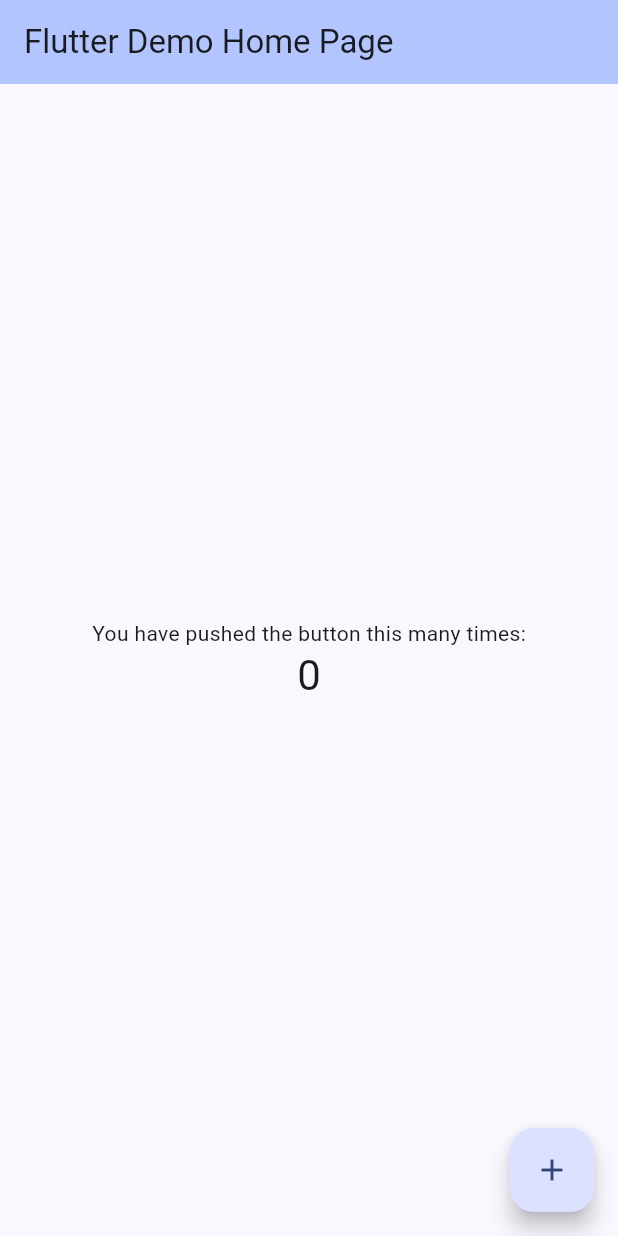
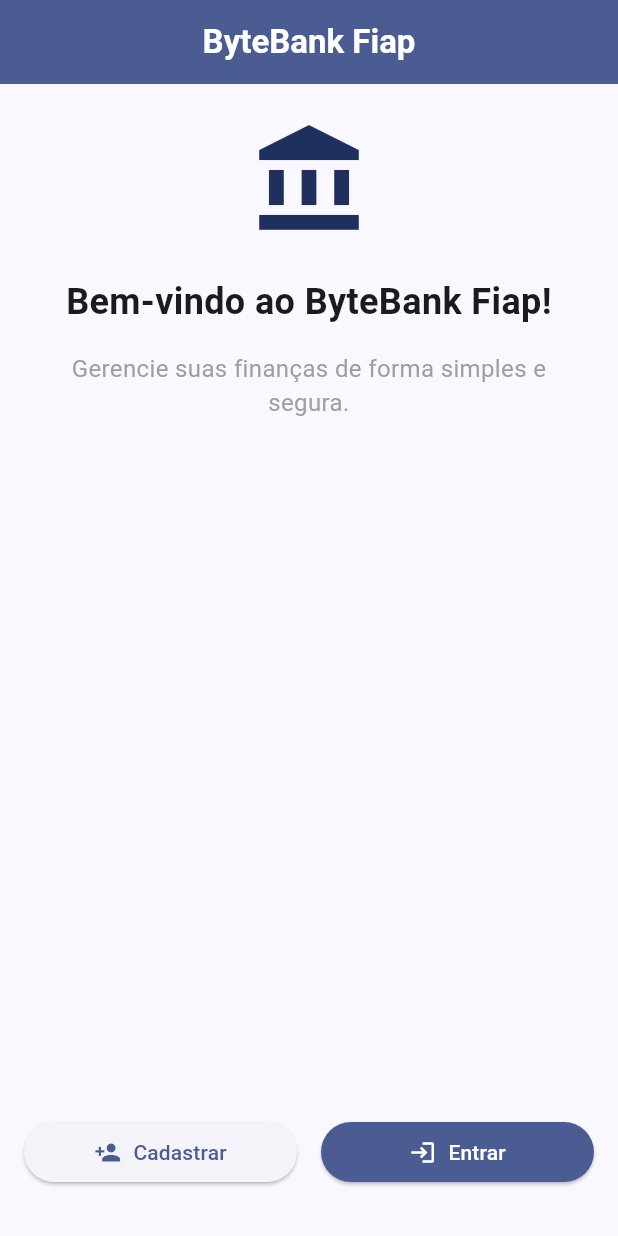
Before and after one commit to danguimaraes86/fiap-grupo-15-frontend, a Flutter app: the screen it shows after launch, on a phone screen of 412 x 824 dp. Run offline on Flutter 3.47's test engine with Material 3 defaults, Android fonts, the phone set to English and light mode, and no system bars.

Commit message:
add: HomeView, CadastroView e LoginView inicial

```diff
--- a/lib/main.dart
+++ b/lib/main.dart
@@ -1,3 +1,6 @@
+import 'package:bytebank/pages/home/cadastro_view.dart';
+import 'package:bytebank/pages/home/home_view.dart';
+import 'package:bytebank/pages/home/login_view.dart';
 import 'package:flutter/material.dart';
 
 void main() {
@@ -7,118 +10,21 @@
 class MyApp extends StatelessWidget {
   const MyApp({super.key});
 
-  // This widget is the root of your application.
   @override
   Widget build(BuildContext context) {
     return MaterialApp(
-      title: 'Flutter Demo',
+      title: 'ByteBank Fiap',
       theme: ThemeData(
-        // This is the theme of your application.
-        //
-        // TRY THIS: Try running your application with "flutter run". You'll see
-        // the application has a purple toolbar. Then, without quitting the app,
-        // try changing the seedColor in the colorScheme below to Colors.green
-        // and then invoke "hot reload" (save your changes or press the "hot
-        // reload" button in a Flutter-supported IDE, or press "r" if you used
-        // the command line to start the app).
-        //
-        // Notice that the counter didn't reset back to zero; the application
-        // state is not lost during the reload. To reset the state, use hot
-        // restart instead.
-        //
-        // This works for code too, not just values: Most code changes can be
-        // tested with just a hot reload.
         colorScheme: ColorScheme.fromSeed(
           seedColor: Color.fromARGB(255, 31, 48, 94),
         ),
+        useMaterial3: true,
       ),
-      home: const MyHomePage(title: 'Flutter Demo Home Page'),
+      home: const MyHomePage(),
+      routes: {
+        '/login': (context) => const LoginScreen(),
+        '/cadastro': (context) => const CadastroScreen(),
+      },
     );
   }
 }
-
-class MyHomePage extends StatefulWidget {
-  const MyHomePage({super.key, required this.title});
-
-  // This widget is the home page of your application. It is stateful, meaning
-  // that it has a State object (defined below) that contains fields that affect
-  // how it looks.
-
-  // This class is the configuration for the state. It holds the values (in this
-  // case the title) provided by the parent (in this case the App widget) and
-  // used by the build method of the State. Fields in a Widget subclass are
-  // always marked "final".
-
-  final String title;
-
-  @override
-  State<MyHomePage> createState() => _MyHomePageState();
-}
-
-class _MyHomePageState extends State<MyHomePage> {
-  int _counter = 0;
-
-  void _incrementCounter() {
-    setState(() {
-      // This call to setState tells the Flutter framework that something has
-      // changed in this State, which causes it to rerun the build method below
-      // so that the display can reflect the updated values. If we changed
-      // _counter without calling setState(), then the build method would not be
-      // called again, and so nothing would appear to happen.
-      _counter++;
-    });
-  }
-
-  @override
-  Widget build(BuildContext context) {
-    // This method is rerun every time setState is called, for instance as done
-    // by the _incrementCounter method above.
-    //
-    // The Flutter framework has been optimized to make rerunning build methods
-    // fast, so that you can just rebuild anything that needs updating rather
-    // than having to individually change instances of widgets.
-    return Scaffold(
-      appBar: AppBar(
-        // TRY THIS: Try changing the color here to a specific color (to
-        // Colors.amber, perhaps?) and trigger a hot reload to see the AppBar
-        // change color while the other colors stay the same.
-        backgroundColor: Theme.of(context).colorScheme.inversePrimary,
-        // Here we take the value from the MyHomePage object that was created by
-        // the App.build method, and use it to set our appbar title.
-        title: Text(widget.title),
-      ),
-      body: Center(
-        // Center is a layout widget. It takes a single child and positions it
-        // in the middle of the parent.
-        child: Column(
-          // Column is also a layout widget. It takes a list of children and
-          // arranges them vertically. By default, it sizes itself to fit its
-          // children horizontally, and tries to be as tall as its parent.
-          //
-          // Column has various properties to control how it sizes itself and
-          // how it positions its children. Here we use mainAxisAlignment to
-          // center the children vertically; the main axis here is the vertical
-          // axis because Columns are vertical (the cross axis would be
-          // horizontal).
-          //
-          // TRY THIS: Invoke "debug painting" (choose the "Toggle Debug Paint"
-          // action in the IDE, or press "p" in the console), to see the
-          // wireframe for each widget.
-          mainAxisAlignment: MainAxisAlignment.center,
-          children: <Widget>[
-            const Text('You have pushed the button this many times:'),
-            Text(
-              '$_counter',
-              style: Theme.of(context).textTheme.headlineMedium,
-            ),
-          ],
-        ),
-      ),
-      floatingActionButton: FloatingActionButton(
-        onPressed: _incrementCounter,
-        tooltip: 'Increment',
-        child: const Icon(Icons.add),
-      ), // This trailing comma makes auto-formatting nicer for build methods.
-    );
-  }
-}
--- /dev/null
+++ b/lib/pages/home/home_view.dart
@@ -0,0 +1,96 @@
+import 'package:flutter/material.dart';
+
+class MyHomePage extends StatefulWidget {
+  const MyHomePage({super.key});
+
+  @override
+  State<MyHomePage> createState() => _MyHomePageState();
+}
+
+class _MyHomePageState extends State<MyHomePage> {
+  final String _title = 'ByteBank Fiap';
+
+  @override
+  Widget build(BuildContext context) {
+    return Scaffold(
+      appBar: AppBar(
+        backgroundColor: Theme.of(context).colorScheme.primary,
+        title: Text(
+          _title,
+          style: TextStyle(
+            color: Theme.of(context).colorScheme.onPrimary,
+            fontWeight: FontWeight.bold,
+          ),
+        ),
+        centerTitle: true,
+      ),
+      body: SingleChildScrollView(
+        child: const Center(
+          child: Padding(
+            padding: EdgeInsets.all(24.0),
+            child: Column(
+              mainAxisAlignment: MainAxisAlignment.center,
+              children: [
+                Icon(
+                  Icons.account_balance,
+                  size: 80,
+                  color: Color.fromARGB(255, 31, 48, 94),
+                ),
+                SizedBox(height: 24),
+                Text(
+                  'Bem-vindo ao ByteBank Fiap!',
+                  textAlign: TextAlign.center,
+                  style: TextStyle(fontSize: 24, fontWeight: FontWeight.bold),
+                ),
+                SizedBox(height: 16),
+                Text(
+                  'Gerencie suas finanças de forma simples e segura.',
+                  textAlign: TextAlign.center,
+                  style: TextStyle(fontSize: 16, color: Colors.grey),
+                ),
+              ],
+            ),
+          ),
+        ),
+      ),
+      bottomNavigationBar: SafeArea(
+        minimum: EdgeInsets.symmetric(vertical: 32, horizontal: 16),
+        child: Row(
+          children: [
+            Expanded(
+              child: ElevatedButton(
+                onPressed: () => Navigator.pushNamed(context, '/cadastro'),
+                child: const Row(
+                  mainAxisAlignment: MainAxisAlignment.center,
+                  children: [
+                    Icon(Icons.person_add),
+                    SizedBox(width: 8),
+                    Text('Cadastrar'),
+                  ],
+                ),
+              ),
+            ),
+            const SizedBox(width: 16),
+            Expanded(
+              child: ElevatedButton(
+                style: ElevatedButton.styleFrom(
+                  backgroundColor: Theme.of(context).colorScheme.primary,
+                  foregroundColor: Theme.of(context).colorScheme.onPrimary,
+                ),
+                onPressed: () => Navigator.pushNamed(context, '/login'),
+                child: const Row(
+                  mainAxisAlignment: MainAxisAlignment.center,
+                  children: [
+                    Icon(Icons.login),
+                    SizedBox(width: 8),
+                    Text('Entrar'),
+                  ],
+                ),
+              ),
+            ),
+          ],
+        ),
+      ),
+    );
+  }
+}
```
Also changed, not shown: lib/pages/home/cadastro_view.dart (added, +100 -0 lines), lib/pages/home/login_view.dart (added, +88 -0 lines).
